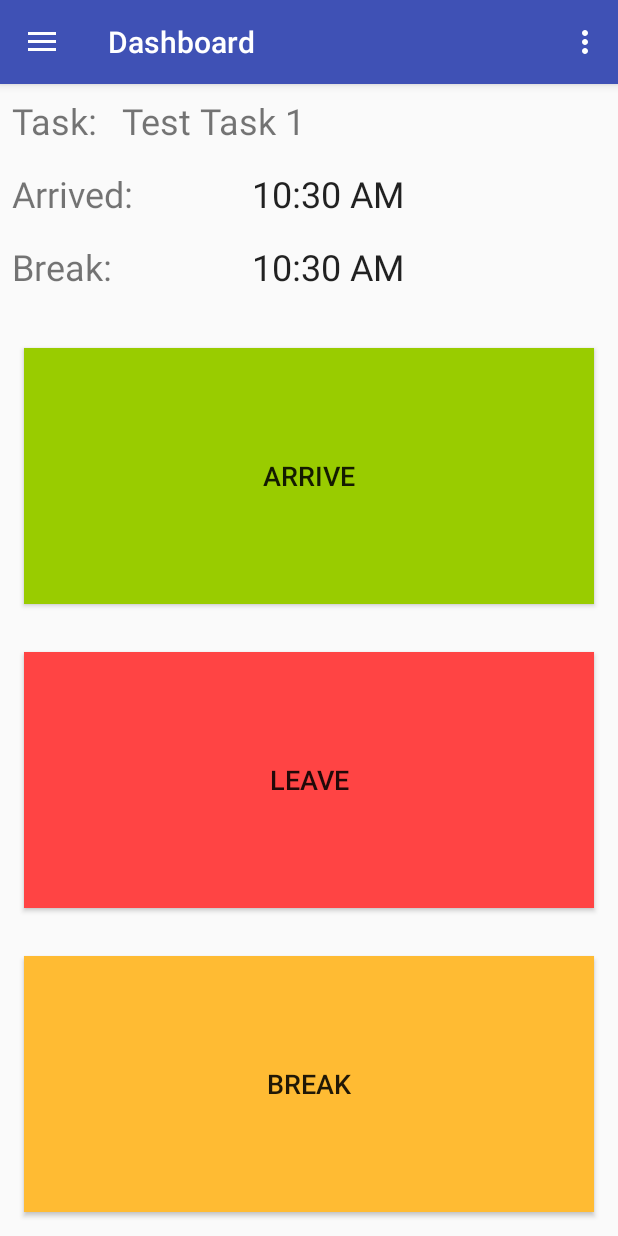
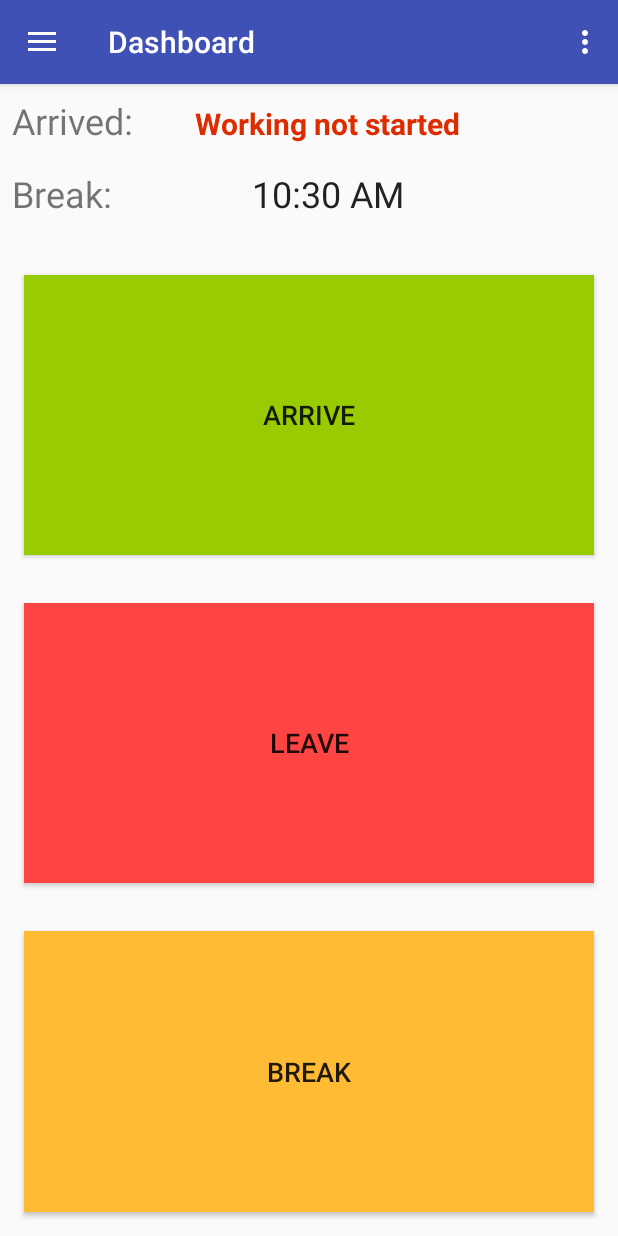
Before and after one commit to Schenckerl/SoftwareTechnology2017, an Android app: the DashboardFragment screen opened directly, with no data from a screen before it, on a phone screen of 412 x 824 dp. Run offline under Robolectric (Android 15) with nearby library versions, the phone set to English and light mode, and no system bars; our stand-ins replace Firebase (no records; nobody signed in at launch, a user with empty details on screens opened directly), sdp/ssp sizes; 4 statements that could not run were skipped.

Commit message:
[AB, DL] started with Timetracking mechanic

```diff
--- a/TimemanagementTool/app/build.gradle
+++ b/TimemanagementTool/app/build.gradle
@@ -54,6 +54,7 @@ dependencies {
     compile 'joda-time:joda-time:2.9.4'
     compile 'com.android.support:cardview-v7:25.3.1'
     compile 'com.android.support:recyclerview-v7:25.3.1'
+    compile 'com.google.code.gson:gson:2.7'
     testCompile 'junit:junit:4.12'
     androidTestCompile 'com.android.support.test.espresso:espresso-core:2.2.2'
     androidTestCompile 'com.android.support.test.espresso:espresso-intents:2.2.2'
--- a/TimemanagementTool/app/src/main/java/layout/AdminFragment.java
+++ b/TimemanagementTool/app/src/main/java/layout/AdminFragment.java
@@ -33,8 +33,6 @@ import at.thelegend27.timemanagementtool.TimemanagementActivity;
 import at.thelegend27.timemanagementtool.database.DatabaseHelper;
 import at.thelegend27.timemanagementtool.database.Department;
 import at.thelegend27.timemanagementtool.database.User;
-import at.thelegend27.timemanagementtool.database.WorkingHour;
-
 /**
  * A simple {@link Fragment} subclass.
  */
--- a/TimemanagementTool/app/src/main/java/layout/AdminTabHost.java
+++ b/TimemanagementTool/app/src/main/java/layout/AdminTabHost.java
@@ -30,9 +30,6 @@ public class AdminTabHost  extends Fragment {
         mTabHost.addTab(mTabHost.newTabSpec("create").setIndicator("Create"),
                 AdminFragment.class, null);
 
-        mTabHost.addTab(mTabHost.newTabSpec("overview").setIndicator("Overview"),
-                EditProfileFragment.class, null);
-
         return mTabHost;
     }
 
--- a/TimemanagementTool/app/src/main/java/layout/DashboardFragment.java
+++ b/TimemanagementTool/app/src/main/java/layout/DashboardFragment.java
@@ -3,10 +3,16 @@ package layout;
 import android.os.Bundle;
 import android.support.annotation.Nullable;
 import android.support.v4.app.Fragment;
+import android.util.Log;
 import android.view.LayoutInflater;
 import android.view.View;
 import android.view.ViewGroup;
+import android.widget.Button;
+import android.widget.TextView;
 
+import org.joda.time.LocalTime;
+
+import at.thelegend27.timemanagementtool.HelperClasses.CurrentSession;
 import at.thelegend27.timemanagementtool.R;
 
 
@@ -21,9 +27,35 @@ public class DashboardFragment extends Fragment {
 
 
     @Override
-    public void onViewCreated(View view, @Nullable Bundle savedInstanceState) {
+    public void onViewCreated(final View view, @Nullable Bundle savedInstanceState) {
         super.onViewCreated(view, savedInstanceState);
         //you can set the title for your toolbar here for different fragments different titles
+
+        final Button arrive = (Button)view.findViewById(R.id.dashboardButtonArrive);
+
+        arrive.setOnClickListener(new View.OnClickListener() {
+            @Override
+            public void onClick(View v) {
+                Log.d("TIMETRACKING", "arrive pressed");
+                arrive.setVisibility(View.GONE);
+                CurrentSession.getInstance().startWorkingDay();
+                view.findViewById(R.id.init_arrival).setVisibility(View.GONE);
+                LocalTime begin = CurrentSession.getInstance().getWorkingDay().getBegin();
+                String arrival = String.format("%02d", begin.getHourOfDay()) + ":" + String.format("%02d", begin.getMinuteOfHour());
+                ((TextView)view.findViewById(R.id.arrival)).setText(arrival);
+                view.findViewById(R.id.arrival).setVisibility(View.VISIBLE);
+            }
+        });
+
+        final Button leave = (Button)view.findViewById(R.id.dashboardButtonLeave);
+
+        leave.setOnClickListener(new View.OnClickListener() {
+            @Override
+            public void onClick(View v) {
+                Log.d("TIMETRACKING", "leave pressed");
+                CurrentSession.getInstance().endWorkingDay();
+            }
+        });
         getActivity().setTitle("Dashboard");
     }
 }
--- a/TimemanagementTool/app/src/main/java/layout/TasksFragment.java
+++ b/TimemanagementTool/app/src/main/java/layout/TasksFragment.java
@@ -20,11 +20,9 @@ import com.google.firebase.database.DataSnapshot;
 import com.google.firebase.database.DatabaseError;
 import com.google.firebase.database.DatabaseReference;
 import com.google.firebase.database.FirebaseDatabase;
-import com.google.firebase.database.ValueEventListener;
 
 import java.util.ArrayList;
 import java.util.Collections;
-import java.util.Iterator;
 import java.util.List;
 
 
@@ -44,7 +42,6 @@ public class TasksFragment extends Fragment {
     private TaskAdapter adapter;
     private FirebaseDatabase database;
     private DatabaseReference reference;
-    User isExistUser;
     final User user = CurrentSession.getInstance().getCurrent_user();
 
     // ArrayList<String> tasksList = new ArrayList<>();
--- a/TimemanagementTool/app/src/main/res/layout/department_detail.xml
+++ b/TimemanagementTool/app/src/main/res/layout/department_detail.xml
@@ -24,7 +24,7 @@
             android:layout_width="wrap_content"
             android:layout_height="wrap_content"
             android:text="@string/supervisor"
-            android:layout_marginRight="@dimen/_32sdp"/>
+            android:layout_marginRight="@dimen/_8sdp"/>
         <TextView
             android:layout_width="wrap_content"
             android:layout_height="wrap_content"
--- a/TimemanagementTool/app/src/main/res/layout/fragment_dashboard.xml
+++ b/TimemanagementTool/app/src/main/res/layout/fragment_dashboard.xml
@@ -4,34 +4,6 @@
     android:layout_height="match_parent"
     android:orientation="vertical"
     tools:context="layout.DashboardFragment">
-
-    <LinearLayout
-        android:layout_width="match_parent"
-        android:layout_height="wrap_content"
-        android:orientation="horizontal">
-
-        <TextView
-            android:id="@+id/dashboardTextViewTaskDescription"
-            android:layout_width="wrap_content"
-            android:layout_height="wrap_content"
-            android:layout_alignParentStart="true"
-            android:layout_alignParentTop="true"
-            android:layout_margin="8dp"
-            android:text="@string/task"
-            android:textSize="24sp" />
-
-        <TextView
-            android:id="@+id/dashboardTextViewTask"
-            android:layout_width="wrap_content"
-            android:layout_height="wrap_content"
-            android:layout_alignParentStart="true"
-            android:layout_alignParentTop="true"
-            android:layout_margin="8dp"
-            android:layout_weight="1"
-            android:text="Test Task 1"
-            android:textSize="24sp" />
-
-    </LinearLayout>
 
     <LinearLayout
         android:layout_width="match_parent"
@@ -50,13 +22,35 @@
             android:text="Arrived:"
             android:textSize="24sp" />
 
+        <TextView
+            android:layout_width="wrap_content"
+            android:layout_height="wrap_content"
+            android:layout_margin="8dp"
+            android:layout_weight="1"
+            android:text="Working not started"
+            android:textSize="20sp"
+            android:textStyle="bold"
+            android:textColor="@color/colorRed"
+            android:id="@+id/init_arrival"/>
+        <TextView
+            android:layout_width="wrap_content"
+            android:layout_height="wrap_content"
+            android:layout_margin="8dp"
+            android:layout_weight="1"
+            android:text="HH:MM"
+            android:textSize="20sp"
+            android:textStyle="bold"
+            android:textColor="@android:color/holo_green_dark"
+            android:id="@+id/arrival"
+            android:visibility="gone"/>
         <TextClock
             android:id="@+id/dashboardTextClockArrived"
             android:layout_width="wrap_content"
             android:layout_height="wrap_content"
             android:layout_margin="8dp"
             android:layout_weight="1"
-            android:textSize="24sp" />
+            android:textSize="24sp"
+            android:visibility="gone"/>
 
     </LinearLayout>
 
--- a/TimemanagementTool/app/src/main/res/values/strings.xml
+++ b/TimemanagementTool/app/src/main/res/values/strings.xml
@@ -153,13 +153,11 @@
     <string name="department_overview">Department Overview</string>
     <string name="details_for_department">Details for Department</string>
     <string name="supervisor_name">SuperVisor name</string>
-    <string name="supervisor">SuperVisor</string>
+    <string name="supervisor">Supervisor: </string>
     <string name="users">Users</string>
     <string name="edit_department">Edit Department</string>
     <string name="cancel">Cancel</string>
     <string name="confirm">Confirm</string>
-
->>>>>>> feature_admin_behaviour
 
     <plurals name="error_week_password">
         <item quantity="one">Password not strong enough. Use at least %1$d character and a mix of letters and numbers</item>
```
Also changed, not shown: TimemanagementTool/app/src/main/java/at/thelegend27/timemanagementtool/HelperClasses/CurrentSession.java (+76 -1 lines), TimemanagementTool/app/src/main/java/at/thelegend27/timemanagementtool/HelperClasses/checkerThread.java (+0 -14 lines), TimemanagementTool/app/src/main/java/at/thelegend27/timemanagementtool/database/WorkingDay.java (added, +25 -0 lines), TimemanagementTool/app/src/main/java/at/thelegend27/timemanagementtool/database/WorkingHour.java (deleted, +0 -25 lines).
